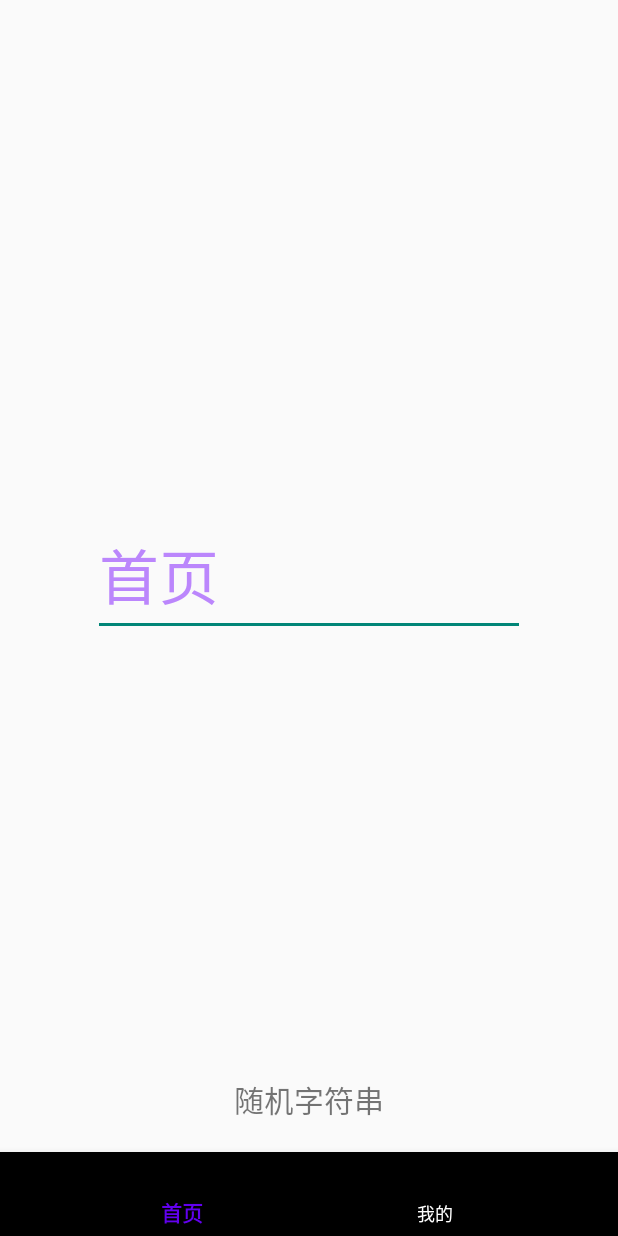
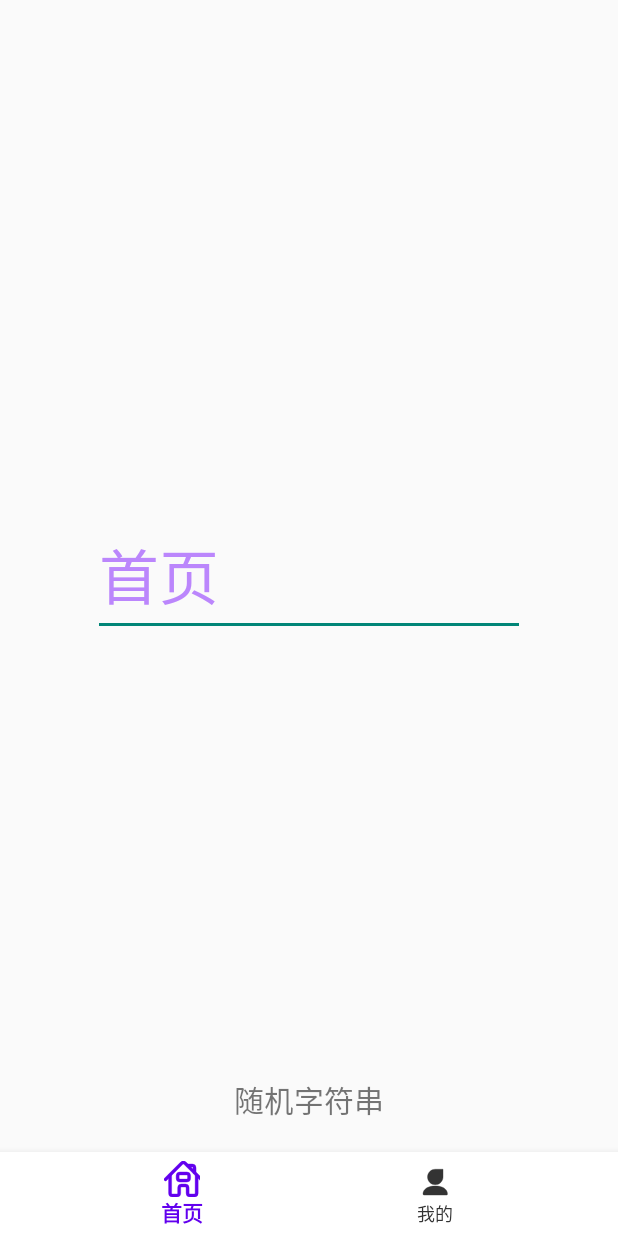
Before and after one commit to chinabosh/jetpackDemo, an Android app: the screen it shows after launch (MainActivity), on a phone screen of 412 x 824 dp. Run offline under Robolectric (Android 15) with nearby library versions, the phone set to English and light mode, and no system bars; our stand-ins replace Dagger/Hilt's generated code, data binding, navigation-ui.

Commit message:
导航栏图标

```diff
--- a/jetpackDemo/app/src/main/java/com/bosh/jetpackdemo/ui/main/home/HomeFragment.kt
+++ b/jetpackDemo/app/src/main/java/com/bosh/jetpackdemo/ui/main/home/HomeFragment.kt
@@ -14,16 +14,6 @@ import com.bosh.jetpackdemo.extension.bindView
 import dagger.hilt.android.AndroidEntryPoint
 import javax.inject.Inject
 
-// TODO: Rename parameter arguments, choose names that match
-// the fragment initialization parameters, e.g. ARG_ITEM_NUMBER
-private const val ARG_PARAM1 = "param1"
-private const val ARG_PARAM2 = "param2"
-
-/**
- * A simple [Fragment] subclass.
- * Use the [HomeFragment.newInstance] factory method to
- * create an instance of this fragment.
- */
 @AndroidEntryPoint
 class HomeFragment : Fragment(R.layout.fragment_home) {
 
@@ -42,24 +32,4 @@ class HomeFragment : Fragment(R.layout.fragment_home) {
             binding.etTest.setText(it)
         })
     }
-
-    companion object {
-        /**
-         * Use this factory method to create a new instance of
-         * this fragment using the provided parameters.
-         *
-         * @param param1 Parameter 1.
-         * @param param2 Parameter 2.
-         * @return A new instance of fragment HomeFragment.
-         */
-        // TODO: Rename and change types and number of parameters
-        @JvmStatic
-        fun newInstance(param1: String, param2: String) =
-            HomeFragment().apply {
-                arguments = Bundle().apply {
-                    putString(ARG_PARAM1, param1)
-                    putString(ARG_PARAM2, param2)
-                }
-            }
-    }
 }
--- a/jetpackDemo/app/src/main/java/com/bosh/jetpackdemo/ui/main/mine/MineFragment.kt
+++ b/jetpackDemo/app/src/main/java/com/bosh/jetpackdemo/ui/main/mine/MineFragment.kt
@@ -10,37 +10,7 @@ import com.bosh.jetpackdemo.databinding.FragmentMineBinding
 import com.bosh.jetpackdemo.extension.bindView
 import com.bosh.jetpackdemo.extension.inflateBinding
 
-// TODO: Rename parameter arguments, choose names that match
-// the fragment initialization parameters, e.g. ARG_ITEM_NUMBER
-private const val ARG_PARAM1 = "param1"
-private const val ARG_PARAM2 = "param2"
-
-/**
- * A simple [Fragment] subclass.
- * Use the [MineFragment.newInstance] factory method to
- * create an instance of this fragment.
- */
 class MineFragment : Fragment(R.layout.fragment_mine) {
 
     private val binding : FragmentMineBinding by bindView()
-
-    companion object {
-        /**
-         * Use this factory method to create a new instance of
-         * this fragment using the provided parameters.
-         *
-         * @param param1 Parameter 1.
-         * @param param2 Parameter 2.
-         * @return A new instance of fragment MineFragment.
-         */
-        // TODO: Rename and change types and number of parameters
-        @JvmStatic
-        fun newInstance(param1: String, param2: String) =
-            MineFragment().apply {
-                arguments = Bundle().apply {
-                    putString(ARG_PARAM1, param1)
-                    putString(ARG_PARAM2, param2)
-                }
-            }
-    }
 }
--- /dev/null
+++ b/jetpackDemo/app/src/main/java/com/bosh/jetpackdemo/ui/main/mine/MineViewModel.kt
@@ -0,0 +1,13 @@
+package com.bosh.jetpackdemo.ui.main.mine
+
+import androidx.lifecycle.ViewModel
+import dagger.hilt.android.lifecycle.HiltViewModel
+import javax.inject.Inject
+
+/**
+ * @author lzq
+ * @date  2022/2/17
+ */
+@HiltViewModel
+class MineViewModel @Inject constructor() : ViewModel() {
+}
--- a/jetpackDemo/app/src/main/res/color/sel_bottom_text.xml
+++ b/jetpackDemo/app/src/main/res/color/sel_bottom_text.xml
@@ -1,5 +1,5 @@
 <?xml version="1.0" encoding="utf-8"?>
 <selector xmlns:android="http://schemas.android.com/apk/res/android">
-    <item android:color="@color/white" android:state_selected="false"/>
+    <item android:color="@color/gray_333333" android:state_selected="false"/>
     <item android:color="@color/purple_500" android:state_selected="true"/>
 </selector>
--- /dev/null
+++ b/jetpackDemo/app/src/main/res/drawable/ic_android_black_24dp.xml
@@ -0,0 +1,9 @@
+<vector xmlns:android="http://schemas.android.com/apk/res/android"
+        android:width="24dp"
+        android:height="24dp"
+        android:viewportWidth="24"
+        android:viewportHeight="24">
+    <path
+        android:pathData="M17.6,11.48 L19.44,8.3a0.63,0.63 0,0 0,-1.09 -0.63l-1.88,3.24a11.43,11.43 0,0 0,-8.94 0L5.65,7.67a0.63,0.63 0,0 0,-1.09 0.63L6.4,11.48A10.81,10.81 0,0 0,1 20L23,20A10.81,10.81 0,0 0,17.6 11.48ZM7,17.25A1.25,1.25 0,1 1,8.25 16,1.25 1.25,0 0,1 7,17.25ZM17,17.25A1.25,1.25 0,1 1,18.25 16,1.25 1.25,0 0,1 17,17.25Z"
+        android:fillColor="#FF000000"/>
+</vector>
--- /dev/null
+++ b/jetpackDemo/app/src/main/res/drawable/ic_home.xml
@@ -0,0 +1,6 @@
+<?xml version="1.0" encoding="utf-8"?>
+<selector xmlns:android="http://schemas.android.com/apk/res/android">
+
+    <item android:drawable="@drawable/ic_home_unselected" android:state_selected="false"/>
+    <item android:drawable="@drawable/ic_home_selected" android:state_selected="true"/>
+</selector>
--- /dev/null
+++ b/jetpackDemo/app/src/main/res/drawable/ic_home_selected.xml
@@ -0,0 +1,19 @@
+<?xml version="1.0" encoding="utf-8"?>
+<vector xmlns:android="http://schemas.android.com/apk/res/android"
+    android:width="24dp"
+    android:height="24dp"
+    android:viewportWidth="1024"
+    android:viewportHeight="1024">
+    <path android:pathData="M1058.282539 566.972632a43.115789 43.115789 0 0 1-30.181053-12.934737L565.684644 92.698947a21.557895 21.557895 0 0 0-30.181052 0L74.164644 554.037895a43.444547 43.444547 0 0 1-61.44-61.44L474.063592 31.258947a107.789474 107.789474 0 0 1 151.983158 0l461.338947 461.338948a43.115789 43.115789 0 0 1-30.181053 73.296842z"
+        android:strokeColor="@color/purple_500"
+        android:strokeWidth="10"
+        android:fillColor="@color/purple_500"/>
+    <path android:strokeColor="@color/purple_500"
+        android:strokeWidth="10"
+        android:fillColor="@color/purple_500"
+        android:pathData="M864.261486 1024H735.992013a107.789474 107.789474 0 0 1-107.789474-107.789474V760.993684a21.557895 21.557895 0 0 0-21.557895-21.557895H496.699381a21.557895 21.557895 0 0 0-21.557895 21.557895v155.216842a107.789474 107.789474 0 0 1-107.789473 107.789474H238.004644a107.789474 107.789474 0 0 1-107.789473-107.789474V414.989474a43.115789 43.115789 0 0 1 86.231579 0v501.221052a21.557895 21.557895 0 0 0 21.557894 21.557895h129.347369a21.557895 21.557895 0 0 0 21.557895-21.557895V760.993684a107.789474 107.789474 0 0 1 107.789473-107.789473h109.945263a107.789474 107.789474 0 0 1 107.789474 107.789473v155.216842a21.557895 21.557895 0 0 0 21.557895 21.557895h128.269473a21.557895 21.557895 0 0 0 21.557895-21.557895V414.989474a43.115789 43.115789 0 0 1 86.231579 0v501.221052a107.789474 107.789474 0 0 1-107.789474 107.789474zM868.573065 368.64a43.115789 43.115789 0 0 1-43.115789-43.115789V192.943158a21.557895 21.557895 0 0 0-21.557895-21.557895H684.253065a43.115789 43.115789 0 0 1 0-86.231579h119.646316a107.789474 107.789474 0 0 1 107.789474 107.789474v132.581053a43.115789 43.115789 0 0 1-43.11579 43.115789z" />
+    <path android:strokeColor="@color/purple_500"
+        android:fillColor="@color/purple_500"
+        android:strokeWidth="10"
+        android:pathData="M648.682539 600.387368H452.505697a107.789474 107.789474 0 0 1-107.789474-107.789473v-73.296842a107.789474 107.789474 0 0 1 107.789474-107.789474h196.176842a107.789474 107.789474 0 0 1 107.789474 107.789474v73.296842a107.789474 107.789474 0 0 1-107.789474 107.789473zM452.505697 397.743158a21.557895 21.557895 0 0 0-21.557895 21.557895v73.296842a21.557895 21.557895 0 0 0 21.557895 21.557894h196.176842a21.557895 21.557895 0 0 0 21.557895-21.557894v-73.296842a21.557895 21.557895 0 0 0-21.557895-21.557895z" />
+</vector>
--- /dev/null
+++ b/jetpackDemo/app/src/main/res/drawable/ic_home_unselected.xml
@@ -0,0 +1,19 @@
+<?xml version="1.0" encoding="utf-8"?>
+<vector xmlns:android="http://schemas.android.com/apk/res/android"
+    android:width="24dp"
+    android:height="24dp"
+    android:viewportWidth="1024"
+    android:viewportHeight="1024">
+    <path android:pathData="M1058.282539 566.972632a43.115789 43.115789 0 0 1-30.181053-12.934737L565.684644 92.698947a21.557895 21.557895 0 0 0-30.181052 0L74.164644 554.037895a43.444547 43.444547 0 0 1-61.44-61.44L474.063592 31.258947a107.789474 107.789474 0 0 1 151.983158 0l461.338947 461.338948a43.115789 43.115789 0 0 1-30.181053 73.296842z"
+        android:strokeColor="@color/gray_333333"
+        android:strokeWidth="10"
+        android:fillColor="@color/gray_333333"/>
+    <path android:strokeColor="@color/gray_333333"
+        android:strokeWidth="10"
+        android:fillColor="@color/gray_333333"
+        android:pathData="M864.261486 1024H735.992013a107.789474 107.789474 0 0 1-107.789474-107.789474V760.993684a21.557895 21.557895 0 0 0-21.557895-21.557895H496.699381a21.557895 21.557895 0 0 0-21.557895 21.557895v155.216842a107.789474 107.789474 0 0 1-107.789473 107.789474H238.004644a107.789474 107.789474 0 0 1-107.789473-107.789474V414.989474a43.115789 43.115789 0 0 1 86.231579 0v501.221052a21.557895 21.557895 0 0 0 21.557894 21.557895h129.347369a21.557895 21.557895 0 0 0 21.557895-21.557895V760.993684a107.789474 107.789474 0 0 1 107.789473-107.789473h109.945263a107.789474 107.789474 0 0 1 107.789474 107.789473v155.216842a21.557895 21.557895 0 0 0 21.557895 21.557895h128.269473a21.557895 21.557895 0 0 0 21.557895-21.557895V414.989474a43.115789 43.115789 0 0 1 86.231579 0v501.221052a107.789474 107.789474 0 0 1-107.789474 107.789474zM868.573065 368.64a43.115789 43.115789 0 0 1-43.115789-43.115789V192.943158a21.557895 21.557895 0 0 0-21.557895-21.557895H684.253065a43.115789 43.115789 0 0 1 0-86.231579h119.646316a107.789474 107.789474 0 0 1 107.789474 107.789474v132.581053a43.115789 43.115789 0 0 1-43.11579 43.115789z" />
+    <path android:strokeColor="@color/gray_333333"
+        android:fillColor="@color/gray_333333"
+        android:strokeWidth="10"
+        android:pathData="M648.682539 600.387368H452.505697a107.789474 107.789474 0 0 1-107.789474-107.789473v-73.296842a107.789474 107.789474 0 0 1 107.789474-107.789474h196.176842a107.789474 107.789474 0 0 1 107.789474 107.789474v73.296842a107.789474 107.789474 0 0 1-107.789474 107.789473zM452.505697 397.743158a21.557895 21.557895 0 0 0-21.557895 21.557895v73.296842a21.557895 21.557895 0 0 0 21.557895 21.557894h196.176842a21.557895 21.557895 0 0 0 21.557895-21.557894v-73.296842a21.557895 21.557895 0 0 0-21.557895-21.557895z" />
+</vector>
--- /dev/null
+++ b/jetpackDemo/app/src/main/res/drawable/ic_mine.xml
@@ -0,0 +1,6 @@
+<?xml version="1.0" encoding="utf-8"?>
+<selector xmlns:android="http://schemas.android.com/apk/res/android">
+
+    <item android:drawable="@drawable/ic_mine_unselected" android:state_selected="false"/>
+    <item android:drawable="@drawable/ic_mine_selected" android:state_selected="true"/>
+</selector>
--- /dev/null
+++ b/jetpackDemo/app/src/main/res/drawable/ic_mine_selected.xml
@@ -0,0 +1,13 @@
+<?xml version="1.0" encoding="utf-8"?>
+<vector xmlns:android="http://schemas.android.com/apk/res/android"
+    android:viewportHeight="1024"
+    android:viewportWidth="1024"
+    android:width="24dp"
+    android:height="24dp">
+        <path
+            android:pathData="M519.850667 627.029333c352.213333 0 348.672 220.928 348.672 220.928 2.666667 20.053333-11.605333 36.309333-31.936 36.309334H203.093333c-20.309333 0-35.392-16.490667-31.936-36.309334 0 0-3.52-220.928 348.693334-220.928zM519.765333 149.333333h220.48v220.48c0 121.770667-98.709333 220.48-220.48 220.48-121.770667 0-220.48-98.709333-220.48-220.48C299.285333 248.042667 397.994667 149.333333 519.765333 149.333333z"
+            android:fillColor="@color/purple_500"
+            android:strokeWidth="10"
+            android:strokeColor="@color/purple_500"
+            />
+</vector>
--- /dev/null
+++ b/jetpackDemo/app/src/main/res/drawable/ic_mine_unselected.xml
@@ -0,0 +1,13 @@
+<?xml version="1.0" encoding="utf-8"?>
+<vector xmlns:android="http://schemas.android.com/apk/res/android"
+    android:viewportHeight="1024"
+    android:viewportWidth="1024"
+    android:width="24dp"
+    android:height="24dp">
+        <path
+            android:pathData="M519.850667 627.029333c352.213333 0 348.672 220.928 348.672 220.928 2.666667 20.053333-11.605333 36.309333-31.936 36.309334H203.093333c-20.309333 0-35.392-16.490667-31.936-36.309334 0 0-3.52-220.928 348.693334-220.928zM519.765333 149.333333h220.48v220.48c0 121.770667-98.709333 220.48-220.48 220.48-121.770667 0-220.48-98.709333-220.48-220.48C299.285333 248.042667 397.994667 149.333333 519.765333 149.333333z"
+            android:fillColor="@color/gray_333333"
+            android:strokeWidth="10"
+            android:strokeColor="@color/gray_333333"
+            />
+</vector>
--- a/jetpackDemo/app/src/main/res/layout/activity_main.xml
+++ b/jetpackDemo/app/src/main/res/layout/activity_main.xml
@@ -26,10 +26,11 @@
             android:id="@+id/bnv_main"
             android:layout_width="match_parent"
             android:layout_height="wrap_content"
+            android:background="@color/white"
             app:layout_constraintTop_toBottomOf="@id/nav_host_fragment"
             app:layout_constraintBottom_toBottomOf="parent"
             app:itemTextColor="@color/sel_bottom_text"
-            app:itemBackground="@color/black"
+            app:itemBackground="@color/white"
             app:itemIconTint="@color/sel_bottom_text"
             app:menu="@menu/main_bottom_menu"/>
 
--- a/jetpackDemo/app/src/main/res/menu/main_bottom_menu.xml
+++ b/jetpackDemo/app/src/main/res/menu/main_bottom_menu.xml
@@ -2,9 +2,11 @@
 <menu xmlns:android="http://schemas.android.com/apk/res/android">
 
     <item android:id="@+id/navHomeFragment"
+        android:icon="@drawable/ic_home"
         android:title="@string/text_home"/>
 
     <item android:id="@+id/navMineFragment"
+        android:icon="@drawable/ic_mine"
         android:title="@string/text_mine"/>
 
 </menu>
--- a/jetpackDemo/app/src/main/res/values/colors.xml
+++ b/jetpackDemo/app/src/main/res/values/colors.xml
@@ -7,4 +7,6 @@
     <color name="teal_700">#FF018786</color>
     <color name="black">#FF000000</color>
     <color name="white">#FFFFFFFF</color>
+    <color name="light_blue">#3356ff</color>
+    <color name="gray_333333">#333333</color>
 </resources>
```
